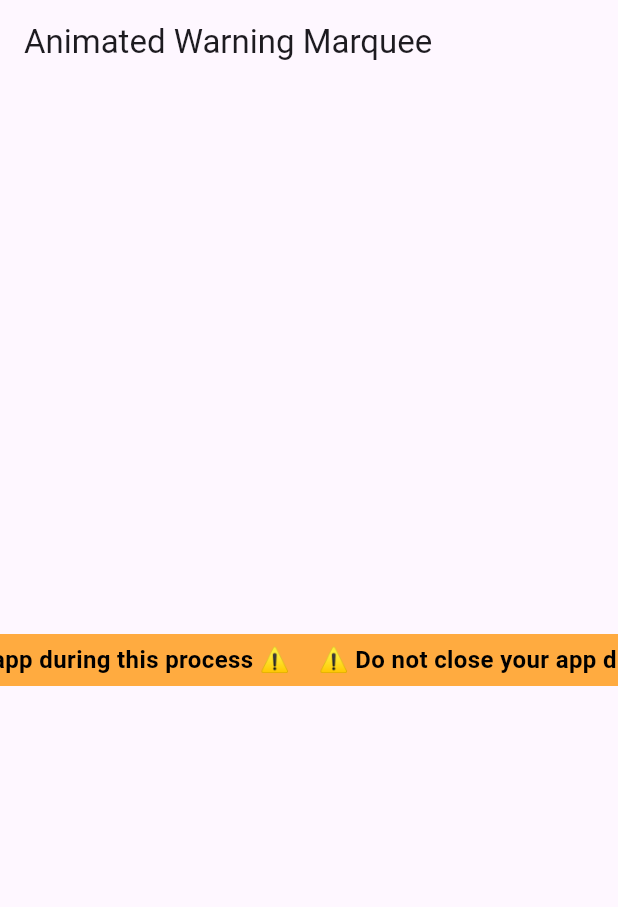
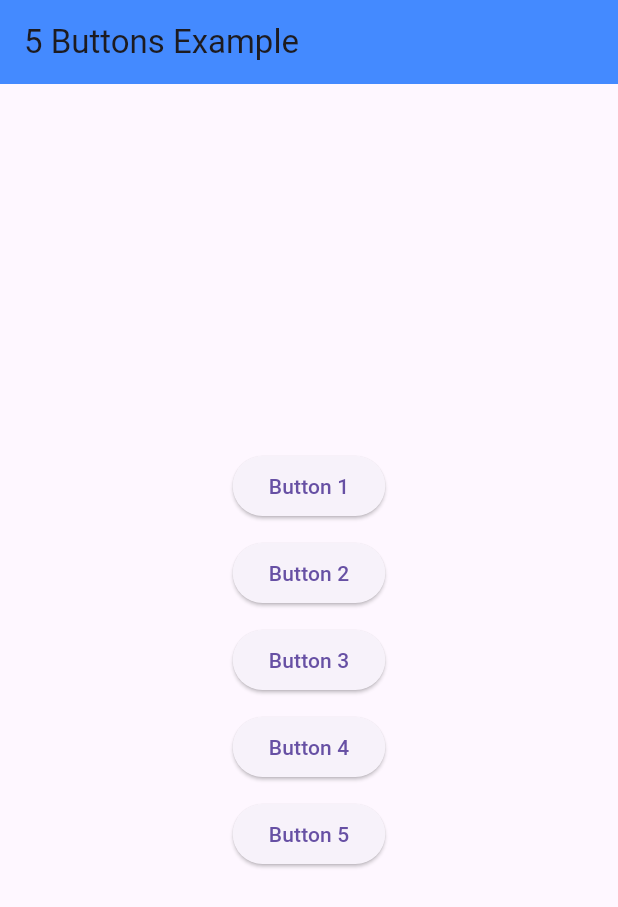
Before and after one commit to Dikshit94189/Animated-Warning-Marquee, a Flutter app: the screen it shows after launch, on a phone screen of 412 x 824 dp. Shown: the top 907 px of the screen. Run offline on Flutter 3.47's test engine with Material 3 defaults, Android fonts, the phone set to English and light mode, and no system bars.

Commit message:
some changes

```diff
--- a/lib/main.dart
+++ b/lib/main.dart
@@ -1,22 +1,72 @@
 import 'package:animatedwarningmarquee/views/animated_warning_marquee.dart';
+import 'package:flutter/cupertino.dart';
 import 'package:flutter/material.dart';
 
-void main() => runApp(const MyApp());
+void main() {
+  runApp(const MyApp());
+}
 
+// ✅ Single class with 5 buttons
 class MyApp extends StatelessWidget {
   const MyApp({super.key});
 
   @override
   Widget build(BuildContext context) {
     return MaterialApp(
-      debugShowCheckedModeBanner: false,
+      title: 'Five Buttons Example',
       home: Scaffold(
-        appBar: AppBar(title: const Text('Animated Warning Marquee')),
-        body: const Center(
-          child: AnimatedWarningMarquee(
-            text: '⚠️ Do not close your app during this process ⚠️',
-            backgroundColor: Colors.orangeAccent,
-            scrollDuration: Duration(seconds: 10),
+        appBar: AppBar(
+          title: const Text('5 Buttons Example'),
+          backgroundColor: Colors.blueAccent,
+        ),
+        body: Center(
+          child: Column(
+            mainAxisAlignment: MainAxisAlignment.center,
+            children: [
+              Builder(
+                builder: (context) {
+                  return ElevatedButton(
+                    onPressed: () {
+                      Navigator.push(
+                        context,
+                        CupertinoPageRoute(
+                          builder: (_) => AnimatedWarningMarquee(), // your target page
+                        ),
+                      );
+                    },
+                    child: const Text("Button 1"),
+                  );
+                },
+              ),
+              const SizedBox(height: 10),
+              ElevatedButton(
+                onPressed: () {
+                  print("Button 2 pressed");
+                },
+                child: const Text("Button 2"),
+              ),
+              const SizedBox(height: 10),
+              ElevatedButton(
+                onPressed: () {
+                  print("Button 3 pressed");
+                },
+                child: const Text("Button 3"),
+              ),
+              const SizedBox(height: 10),
+              ElevatedButton(
+                onPressed: () {
+                  print("Button 4 pressed");
+                },
+                child: const Text("Button 4"),
+              ),
+              const SizedBox(height: 10),
+              ElevatedButton(
+                onPressed: () {
+                  print("Button 5 pressed");
+                },
+                child: const Text("Button 5"),
+              ),
+            ],
           ),
         ),
       ),
--- a/lib/views/animated_warning_marquee.dart
+++ b/lib/views/animated_warning_marquee.dart
@@ -1,7 +1,7 @@
 import 'package:flutter/material.dart';
 
 class AnimatedWarningMarquee extends StatefulWidget {
-  final String text;
+  final String? text;
   final TextStyle? textStyle;
   final Color? backgroundColor;
   final Duration scrollDuration;
@@ -9,7 +9,7 @@ class AnimatedWarningMarquee extends StatefulWidget {
 
   const AnimatedWarningMarquee({
     super.key,
-    required this.text,
+      this.text,
     this.textStyle,
     this.backgroundColor = Colors.amber,
     this.scrollDuration = const Duration(seconds: 8),
@@ -120,11 +120,11 @@ class _AnimatedWarningMarqueeState extends State<AnimatedWarningMarquee>
         _textWidth = textPainter.width;
 
         return Text(
-          widget.text,
+          widget.text ?? "  Warning",
           style: widget.textStyle ??
               const TextStyle(
                 color: Colors.black,
-                fontSize: 16,
+                fontSize: 12,
                 fontWeight: FontWeight.bold,
               ),
         );
```
